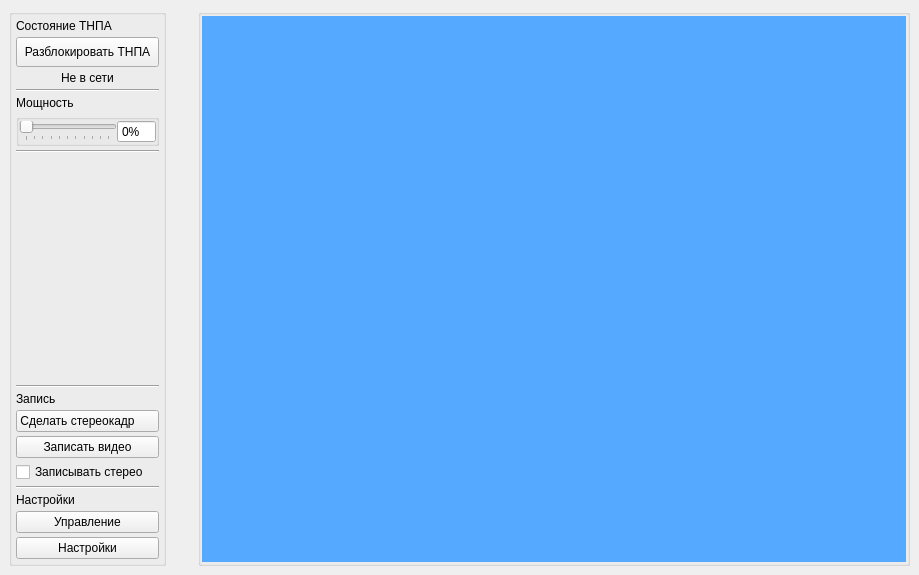
Before: the Qt Designer form mainwindow.ui in SevR0V/Chersonesos, drawn with Qt 5.
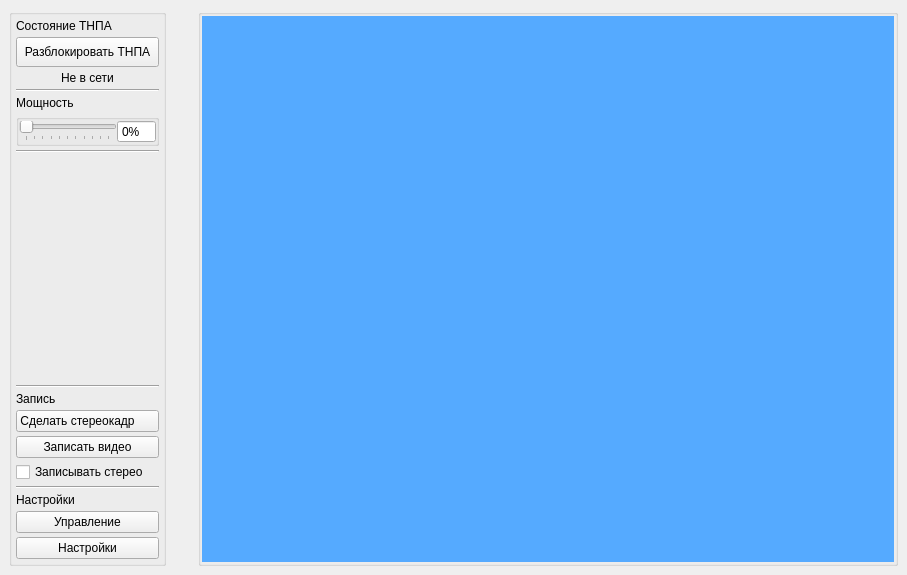
After: the same form once the commit is applied. Icons and pictures are not drawn.

Commit message: Added camera angle overlay display

Patch:
```diff
--- a/mainwindow.ui
+++ b/mainwindow.ui
@@ -6,7 +6,7 @@
    <rect>
     <x>0</x>
     <y>0</y>
-    <width>919</width>
+    <width>907</width>
     <height>575</height>
    </rect>
   </property>
@@ -471,7 +471,7 @@
          </property>
          <property name="maximumSize">
           <size>
-           <width>1920</width>
+           <width>2560</width>
            <height>1440</height>
           </size>
          </property>
```
The commit also changes 2 other files.
